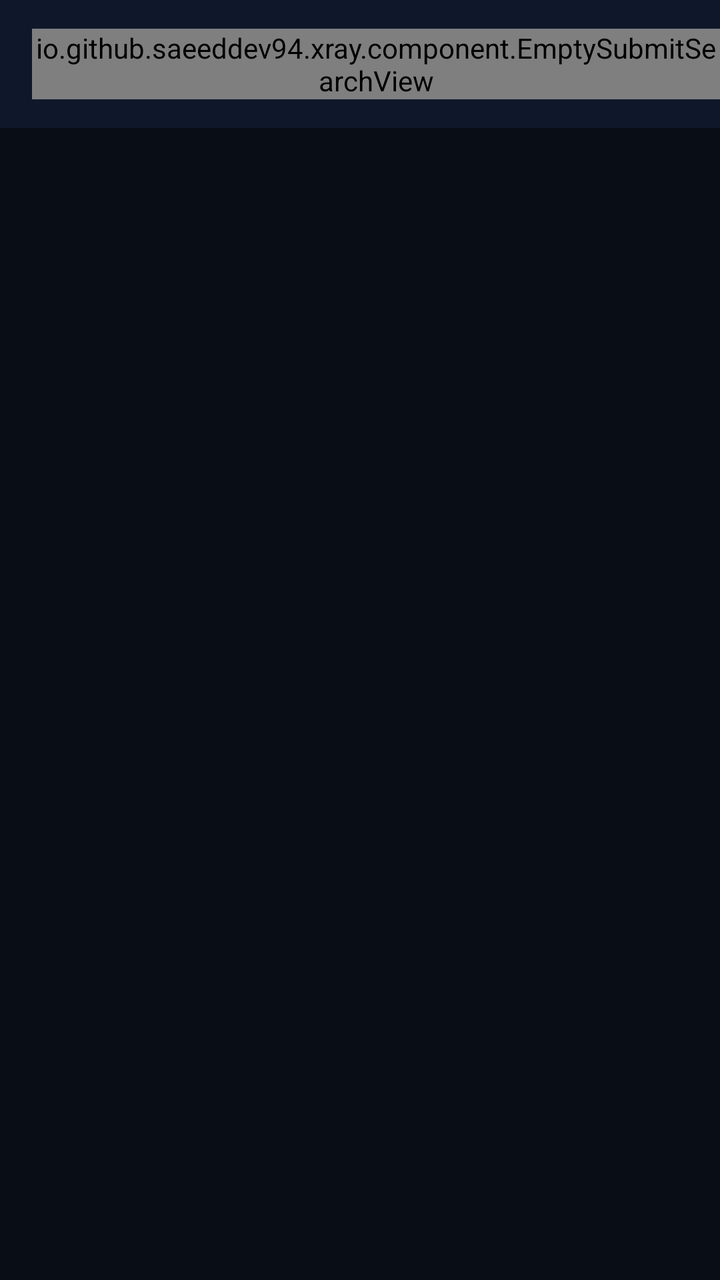
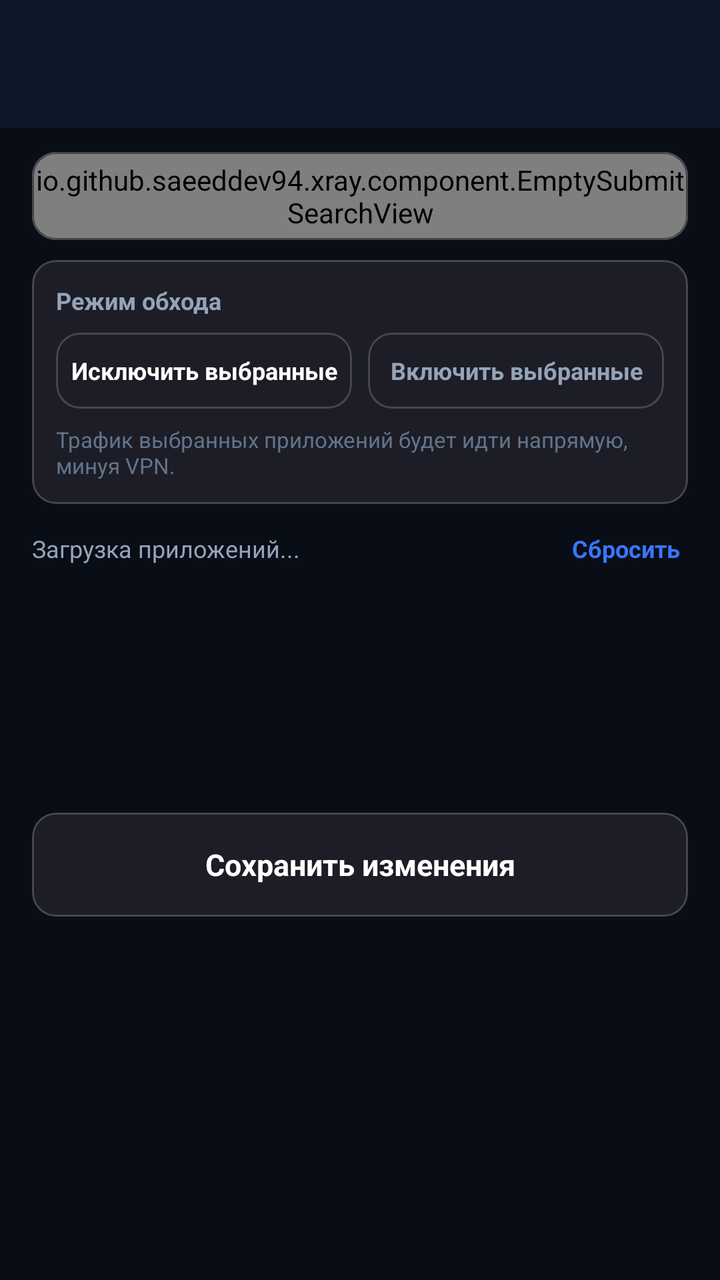

Compare the two renders of this Android layout. The source of the first and the diff that turns it into the second are given below.
<!-- AndroidManifest.xml: application theme AppTheme -->
<!-- res/layout/activity_apps_routing.xml -->
<?xml version="1.0" encoding="utf-8"?>
<LinearLayout xmlns:android="http://schemas.android.com/apk/res/android"
    xmlns:app="http://schemas.android.com/apk/res-auto"
    xmlns:tools="http://schemas.android.com/tools"
    android:layout_width="match_parent"
    android:layout_height="match_parent"
    android:background="#090D16"
    android:orientation="vertical"
    android:fitsSystemWindows="true"
    tools:context=".activity.AppsRoutingActivity">

    <com.google.android.material.appbar.AppBarLayout
        android:layout_width="match_parent"
        android:layout_height="wrap_content"
        android:background="#0F172A"
        app:elevation="0dp">

        <com.google.android.material.appbar.MaterialToolbar
            android:id="@+id/toolbar"
            android:layout_width="match_parent"
            android:layout_height="?attr/actionBarSize"
            app:titleTextColor="@android:color/white">

            <io.github.saeeddev94.xray.component.EmptySubmitSearchView
                android:id="@+id/search"
                android:layout_width="match_parent"
                android:layout_height="wrap_content"
                app:iconifiedByDefault="false"
                app:queryHint="Поиск приложений..." />
        </com.google.android.material.appbar.MaterialToolbar>
    </com.google.android.material.appbar.AppBarLayout>

    <androidx.recyclerview.widget.RecyclerView
        android:id="@+id/appsList"
        android:layout_width="match_parent"
        android:layout_height="0dp"
        android:layout_weight="1"
        android:clipToPadding="false"
        android:paddingVertical="8dp" />
</LinearLayout>
<!-- resources referenced by this layout -->
<resources>
  <style name="AppTheme" parent="Theme.Material3.Dark.NoActionBar">
          <item name="colorPrimaryDark">@color/backgroundDark</item>
          <item name="colorPrimary">@color/primaryColor</item>
          <item name="colorOnPrimary">@android:color/white</item>
          <item name="colorSurface">@color/surfaceDark</item>
          <item name="colorOnSurface">@color/textPrimary</item>
          <item name="android:windowBackground">@color/backgroundDark</item>
          <item name="android:statusBarColor">@color/primaryDark</item>
          <item name="android:navigationBarColor">@color/primaryDark</item>
      </style>
  <color name="backgroundDark">#12131A</color>
  <color name="primaryColor">#3A75FF</color>
  <color name="surfaceDark">#1C1D26</color>
  <color name="textPrimary">#FFFFFF</color>
  <color name="primaryDark">#161720</color>
</resources>

<!-- the commit's change to res/layout/activity_apps_routing.xml (unified diff, before → after) -->
@@ -1,6 +1,6 @@
 <?xml version="1.0" encoding="utf-8"?>
 <LinearLayout xmlns:android="http://schemas.android.com/apk/res/android"
-    xmlns:app="http://schemas.android.com/apk/res-auto"
+    xmlns:app="http://schemas.android.com/apk/app-auto"
     xmlns:tools="http://schemas.android.com/tools"
     android:layout_width="match_parent"
     android:layout_height="match_parent"
@@ -19,16 +19,169 @@
             android:id="@+id/toolbar"
             android:layout_width="match_parent"
             android:layout_height="?attr/actionBarSize"
-            app:titleTextColor="@android:color/white">
+            app:navigationIcon="@drawable/ic_back_arrow"
+            app:title="Маршрутизация"
+            app:titleTextColor="@android:color/white" />
+    </com.google.android.material.appbar.AppBarLayout>
+
+    <LinearLayout
+        android:layout_width="match_parent"
+        android:layout_height="wrap_content"
+        android:orientation="vertical"
+        android:paddingHorizontal="16dp"
+        android:paddingTop="12dp"
+        android:paddingBottom="8dp">
+
+        
+        <com.google.android.material.card.MaterialCardView
+            android:layout_width="match_parent"
+            android:layout_height="wrap_content"
+            app:cardBackgroundColor="#131C2E"
+            app:cardCornerRadius="14dp"
+            app:cardElevation="0dp"
+            app:strokeColor="#24324D"
+            app:strokeWidth="1dp">
 
             <io.github.saeeddev94.xray.component.EmptySubmitSearchView
                 android:id="@+id/search"
                 android:layout_width="match_parent"
+                android:layout_height="44dp"
+                android:background="@null"
+                app:iconifiedByDefault="false"
+                app:queryBackground="@android:color/transparent"
+                app:queryHint="Поиск приложений..." />
+        </com.google.android.material.card.MaterialCardView>
+
+        
+        <com.google.android.material.card.MaterialCardView
+            android:layout_width="match_parent"
+            android:layout_height="wrap_content"
+            android:layout_marginTop="10dp"
+            app:cardBackgroundColor="#131C2E"
+            app:cardCornerRadius="14dp"
+            app:cardElevation="0dp"
+            app:strokeColor="#24324D"
+            app:strokeWidth="1dp">
+
+            <LinearLayout
+                android:layout_width="match_parent"
                 android:layout_height="wrap_content"
-                app:iconifiedByDefault="false"
-                app:queryHint="Поиск приложений..." />
-        </com.google.android.material.appbar.MaterialToolbar>
-    </com.google.android.material.appbar.AppBarLayout>
+                android:orientation="vertical"
+                android:padding="12dp">
+
+                <TextView
+                    android:layout_width="wrap_content"
+                    android:layout_height="wrap_content"
+                    android:text="Режим обхода"
+                    android:textColor="#94A3B8"
+                    android:textSize="12sp"
+                    android:textStyle="bold" />
+
+                <LinearLayout
+                    android:layout_width="match_parent"
+                    android:layout_height="wrap_content"
+                    android:layout_marginTop="8dp"
+                    android:orientation="horizontal">
+
+                    <com.google.android.material.card.MaterialCardView
+                        android:id="@+id/btnModeExclude"
+                        android:layout_width="0dp"
+                        android:layout_height="38dp"
+                        android:layout_marginEnd="4dp"
+                        android:layout_weight="1"
+                        android:clickable="true"
+                        android:focusable="true"
+                        android:foreground="?android:attr/selectableItemBackground"
+                        app:cardBackgroundColor="#3A75FF"
+                        app:cardCornerRadius="10dp"
+                        app:cardElevation="0dp"
+                        app:strokeWidth="0dp">
+
+                        <TextView
+                            android:id="@+id/textModeExclude"
+                            android:layout_width="match_parent"
+                            android:layout_height="match_parent"
+                            android:gravity="center"
+                            android:text="Исключить выбранные"
+                            android:textColor="@android:color/white"
+                            android:textSize="12sp"
+                            android:textStyle="bold" />
+                    </com.google.android.material.card.MaterialCardView>
+
+                    <com.google.android.material.card.MaterialCardView
+                        android:id="@+id/btnModeInclude"
+                        android:layout_width="0dp"
+                        android:layout_height="38dp"
+                        android:layout_marginStart="4dp"
+                        android:layout_weight="1"
+                        android:clickable="true"
+                        android:focusable="true"
+                        android:foreground="?android:attr/selectableItemBackground"
+                        app:cardBackgroundColor="#1E293B"
+                        app:cardCornerRadius="10dp"
+                        app:cardElevation="0dp"
+                        app:strokeWidth="0dp">
+
+                        <TextView
+                            android:id="@+id/textModeInclude"
+                            android:layout_width="match_parent"
+                            android:layout_height="match_parent"
+                            android:gravity="center"
+                            android:text="Включить выбранные"
+                            android:textColor="#94A3B8"
+                            android:textSize="12sp"
+                            android:textStyle="bold" />
+                    </com.google.android.material.card.MaterialCardView>
+                </LinearLayout>
+
+                <TextView
+                    android:id="@+id/modeDescription"
+                    android:layout_width="match_parent"
+                    android:layout_height="wrap_content"
+                    android:layout_marginTop="8dp"
+                    android:text="Трафик выбранных приложений будет идти напрямую, минуя VPN."
+                    android:textColor="#64748B"
+                    android:textSize="11sp" />
+            </LinearLayout>
+        </com.google.android.material.card.MaterialCardView>
+
+        
+        <LinearLayout
+            android:layout_width="match_parent"
+            android:layout_height="wrap_content"
+            android:layout_marginTop="10dp"
+            android:gravity="center_vertical"
+            android:orientation="horizontal">
+
+            <TextView
+                android:id="@+id/selectedCountText"
+                android:layout_width="0dp"
+                android:layout_height="wrap_content"
+                android:layout_weight="1"
+                android:text="Загрузка приложений..."
+                android:textColor="#94A3B8"
+                android:textSize="12sp" />
+
+            <TextView
+                android:id="@+id/btnClearSelection"
+                android:layout_width="wrap_content"
+                android:layout_height="wrap_content"
+                android:background="?android:attr/selectableItemBackground"
+                android:padding="4dp"
+                android:text="Сбросить"
+                android:textColor="#3A75FF"
+                android:textSize="12sp"
+                android:textStyle="bold" />
+        </LinearLayout>
+    </LinearLayout>
+
+    <ProgressBar
+        android:id="@+id/loadingProgress"
+        android:layout_width="wrap_content"
+        android:layout_height="wrap_content"
+        android:layout_gravity="center"
+        android:layout_margin="32dp"
+        android:indeterminateTint="#3A75FF" />
 
     <androidx.recyclerview.widget.RecyclerView
         android:id="@+id/appsList"
@@ -36,5 +189,31 @@
         android:layout_height="0dp"
         android:layout_weight="1"
         android:clipToPadding="false"
-        android:paddingVertical="8dp" />
+        android:paddingBottom="80dp"
+        android:visibility="gone" />
+
+    
+    <com.google.android.material.card.MaterialCardView
+        android:id="@+id/btnSaveFloating"
+        android:layout_width="match_parent"
+        android:layout_height="52dp"
+        android:layout_marginHorizontal="16dp"
+        android:layout_marginBottom="16dp"
+        android:clickable="true"
+        android:focusable="true"
+        android:foreground="?android:attr/selectableItemBackground"
+        app:cardBackgroundColor="#3A75FF"
+        app:cardCornerRadius="16dp"
+        app:cardElevation="6dp"
+        app:strokeWidth="0dp">
+
+        <TextView
+            android:layout_width="match_parent"
+            android:layout_height="match_parent"
+            android:gravity="center"
+            android:text="Сохранить изменения"
+            android:textColor="@android:color/white"
+            android:textSize="15sp"
+            android:textStyle="bold" />
+    </com.google.android.material.card.MaterialCardView>
 </LinearLayout>
<!-- resource entries referenced after the edit -->
@@ -1,5 +1,16 @@
 <!-- resources referenced by this layout -->
 <resources>
+  <!-- drawable ic_back_arrow (drawable) -->
+  <vector xmlns:android="http://schemas.android.com/apk/res/android"
+      android:width="24dp"
+      android:height="24dp"
+      android:viewportWidth="24"
+      android:viewportHeight="24"
+      android:tint="#FFFFFF">
+    <path
+        android:fillColor="@android:color/white"
+        android:pathData="M20,11H7.83l5.59,-5.59L12,4l-8,8 8,8 1.41,-1.41L7.83,13H20v-2z"/>
+  </vector>
   <style name="AppTheme" parent="Theme.Material3.Dark.NoActionBar">
           <item name="colorPrimaryDark">@color/backgroundDark</item>
           <item name="colorPrimary">@color/primaryColor</item>
